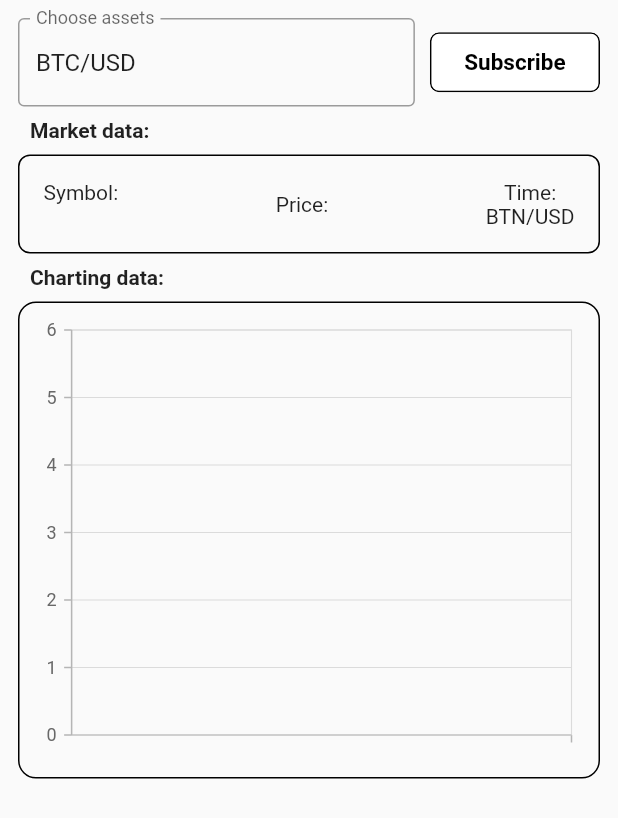
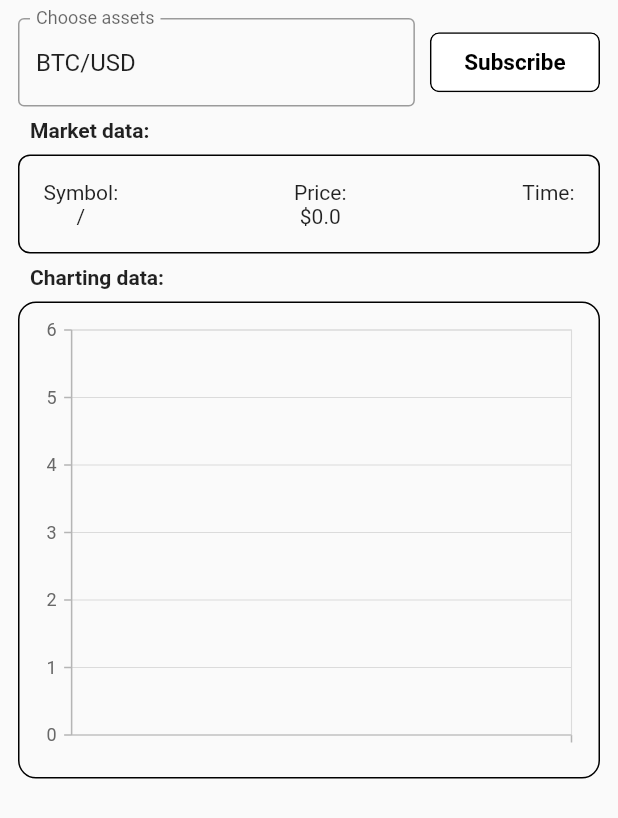
Before and after one commit to mihaab123/coin_api_test, a Flutter app: the screen it shows after launch, on a phone screen of 412 x 824 dp. Shown: the top 818 px of the screen. Run offline on Flutter 3.47's test engine with Material 2 defaults, Android fonts, the phone set to English and light mode, and no system bars; our stand-ins replace dio, get, syncfusion_flutter_charts; missing offline and left inert: date_time_format; network calls fail.

Commit message:
market data

```diff
--- a/lib/controllers/coin_hystory_controller.dart
+++ b/lib/controllers/coin_hystory_controller.dart
@@ -1,4 +1,3 @@
-import 'package:coin_api_test/models/coin_asset.dart';
 import 'package:coin_api_test/models/coin_hystory.dart';
 import 'package:coin_api_test/services/coin_api.dart';
 import 'package:get/get.dart';
--- a/lib/pages/home/components/home_body.dart
+++ b/lib/pages/home/components/home_body.dart
@@ -2,6 +2,7 @@ import 'package:coin_api_test/controllers/coin_hystory_controller.dart';
 import 'package:coin_api_test/pages/home/components/charting_data.dart';
 import 'package:coin_api_test/pages/home/components/main_rounded_button.dart';
 import 'package:coin_api_test/pages/home/components/market_data.dart';
+import 'package:coin_api_test/services/coin_api.dart';
 import 'package:flutter/material.dart';
 import 'package:get/get.dart';
 
--- a/lib/pages/home/components/market_data.dart
+++ b/lib/pages/home/components/market_data.dart
@@ -1,9 +1,7 @@
-import 'package:coin_api_test/controllers/coin_hystory_controller.dart';
-import 'package:dio/dio.dart';
+import 'package:coin_api_test/models/coin_rate.dart';
+import 'package:coin_api_test/services/coin_api.dart';
+import 'package:date_time_format/date_time_format.dart';
 import 'package:flutter/material.dart';
-import 'package:get/get.dart';
-import 'package:web_socket_channel/io.dart';
-import 'package:web_socket_channel/web_socket_channel.dart';
 
 class MarketData extends StatefulWidget {
   MarketData({
@@ -15,11 +13,6 @@ class MarketData extends StatefulWidget {
 }
 
 class _MarketDataState extends State<MarketData> {
-  final CoinHystoryController _coinHystoryController =
-      Get.find<CoinHystoryController>();
-  /*final channel = IOWebSocketChannel.connect(
-      Uri.parse('wss://ws.coinapi.io/v1/'),
-      headers: {"X-CoinAPI-Key": "4A1800B6-D40E-43BC-AAA9-D3808B07B2F4"});*/
   @override
   void initState() {
     /*channel.sink.add({
@@ -34,16 +27,26 @@ class _MarketDataState extends State<MarketData> {
 
   @override
   void dispose() {
-    //channel.sink.close();
+    CoinApi().channel.sink.close();
     super.dispose();
   }
 
   @override
   Widget build(BuildContext context) {
     return StreamBuilder(
-        stream: null,
+        stream: CoinApi().channel.stream,
         builder: (context, snapshot) {
           debugPrint("test ${snapshot.data.toString()}");
+          CoinRate currentRate;
+          if (snapshot.data == null) {
+            currentRate = CoinRate(
+                asset_id_base: "",
+                asset_id_quote: '',
+                rate: 0,
+                time: DateTime.now());
+          } else {
+            currentRate = snapshot.data as CoinRate;
+          }
           return Container(
             decoration: BoxDecoration(
               border: Border.all(
@@ -61,21 +64,21 @@ class _MarketDataState extends State<MarketData> {
                     Column(
                       children: [
                         const Text("Symbol:"),
-                        Obx(() {
-                          return Text(_coinHystoryController.symbol.value);
-                        }),
+                        Text(
+                            "${currentRate.asset_id_base}/${currentRate.asset_id_quote}"),
                       ],
                     ),
                     Column(
                       children: [
                         const Text("Price:"),
-                        //Text(snapshot.data![""]),
+                        Text("\$${currentRate.rate}"),
                       ],
                     ),
                     Column(
                       children: [
                         Text("Time:"),
-                        Text("BTN/USD"),
+                        Text(DateTimeFormat.format(currentRate.time,
+                            format: 'M j, H:i')),
                       ],
                     )
                   ]),
--- a/pubspec.yaml
+++ b/pubspec.yaml
@@ -39,6 +39,7 @@ dependencies:
   syncfusion_flutter_charts: ^20.1.47
   intl: ^0.17.0
   web_socket_channel: ^2.1.0
+  date_time_format: ^2.0.1
 
 dev_dependencies:
   flutter_test:
```
Also changed, not shown: lib/services/coin_api.dart (+14 -0 lines), lib/controllers/coin_rate_controller.dart (added), pubspec.lock.
